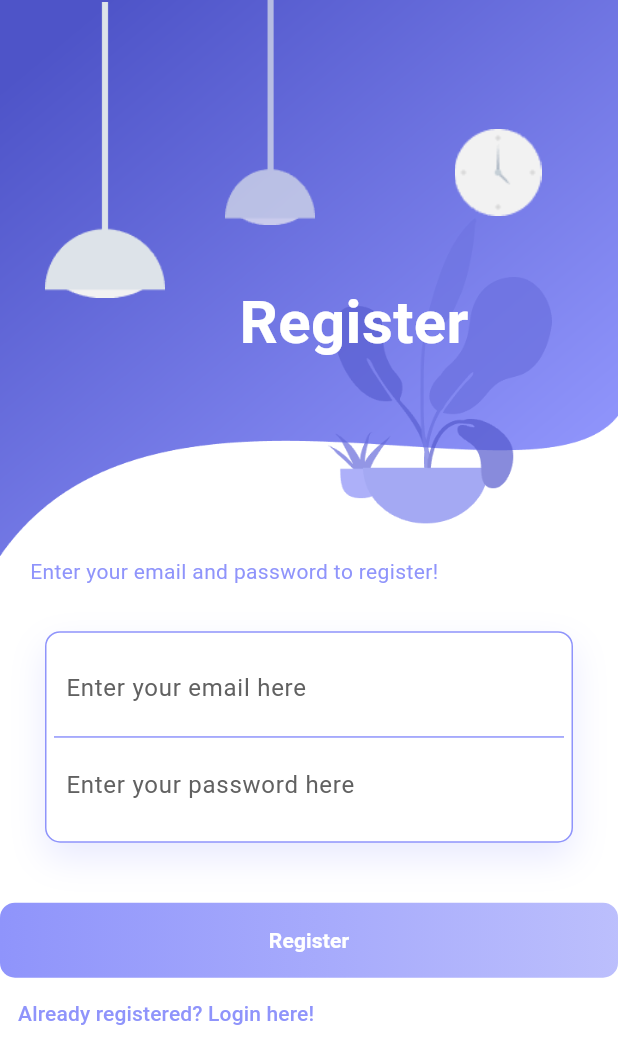
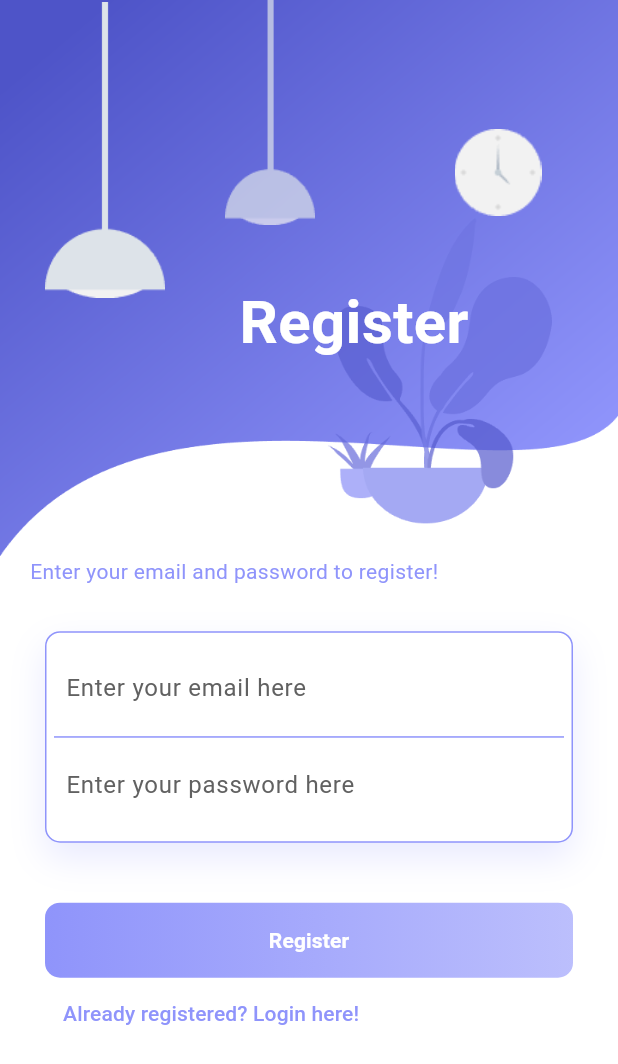
Before and after one commit to RasZarky/mynotes, a Flutter app: the RegisterView screen opened directly, on a phone screen of 412 x 824 dp. Shown: the top 1064 px of the screen. Run offline on Flutter 3.47's test engine with Material 3 defaults, Android fonts, the phone set to English and light mode, and no system bars; our stand-ins replace animate_do, bloc, cloud_firestore, equatable, firebase_auth, firebase_core and 2 more; accounts and stored records are empty; generated files the repository leaves out were written again; network calls fail.

Commit message:
button fix

```diff
--- a/lib/views/forgot_password_view.dart
+++ b/lib/views/forgot_password_view.dart
@@ -193,6 +193,8 @@ class _ForgotPasswordViewState extends State<ForgotPasswordView> {
 
               FadeInUp(
                   duration: const Duration(milliseconds: 1900),
+                  child: Padding(
+                    padding: const EdgeInsets.only(left: 30, right: 30),
                     child: Container(
                       height: 50,
                       decoration: BoxDecoration(
@@ -220,6 +222,7 @@ class _ForgotPasswordViewState extends State<ForgotPasswordView> {
                           ),
                         ),
                       ),
+                    ),
                   )),
 
               FadeInUp(
--- a/lib/views/login_view.dart
+++ b/lib/views/login_view.dart
@@ -181,7 +181,7 @@ class _LoginViewState extends State<LoginView> {
                                 ),
                                 child: TextField(
                                   controller: _email,
-                                  enableSuggestions: false,
+                                  enableSuggestions: true,
                                   autocorrect: false,
                                   keyboardType: TextInputType.emailAddress,
                                   decoration: InputDecoration(
@@ -222,6 +222,8 @@ class _LoginViewState extends State<LoginView> {
 
               FadeInUp(
                   duration: const Duration(milliseconds: 1900),
+                  child: Padding(
+                    padding: const EdgeInsets.only(left: 30, right: 30),
                     child: Container(
                       height: 50,
                       decoration: BoxDecoration(
@@ -250,6 +252,7 @@ class _LoginViewState extends State<LoginView> {
                             style: const TextStyle(
                                 color: Colors.white,
                                 fontWeight: FontWeight.bold),
+                          ),
                         ),
                                     ),
                                   ),
--- a/lib/views/register_view.dart
+++ b/lib/views/register_view.dart
@@ -156,7 +156,7 @@ class _RegisterViewState extends State<RegisterView> {
               ),
 
               Padding(
-                padding: EdgeInsets.all(30.0),
+                padding: const EdgeInsets.all(30.0),
                 child: Column(
                   children: [
                     FadeInUp(
@@ -228,6 +228,8 @@ class _RegisterViewState extends State<RegisterView> {
 
               FadeInUp(
                   duration: const Duration(milliseconds: 1900),
+                  child: Padding(
+                    padding: const EdgeInsets.only(left: 30, right: 30),
                     child: Container(
                       height: 50,
                       decoration: BoxDecoration(
@@ -259,10 +261,13 @@ class _RegisterViewState extends State<RegisterView> {
                           ),
                         ),
                       ),
+                    ),
                   )),
 
               FadeInUp(
                   duration: const Duration(milliseconds: 2000),
+                  child: Padding(
+                    padding: const EdgeInsets.only(left: 30),
                     child: TextButton(
                       onPressed: () {
                         context.read<AuthBloc>().add(
@@ -274,6 +279,7 @@ class _RegisterViewState extends State<RegisterView> {
                         style: const TextStyle(
                             color: Color.fromRGBO(143, 148, 251, 1)),
                       ),
+                    ),
                   )
               ),
             ],
--- a/lib/views/verify_email_view.dart
+++ b/lib/views/verify_email_view.dart
@@ -112,6 +112,8 @@ class _VerifyEmailViewState extends State<VerifyEmailView> {
 
             FadeInUp(
                 duration: const Duration(milliseconds: 1900),
+                child: Padding(
+                  padding: const EdgeInsets.only(left: 30),
                   child: Container(
                     height: 50,
                     decoration: BoxDecoration(
@@ -138,6 +140,7 @@ class _VerifyEmailViewState extends State<VerifyEmailView> {
                         ),
                       ),
                     ),
+                  ),
                 )),
 
             FadeInUp(
```
Lines whose indentation alone changed are shown as unchanged.
